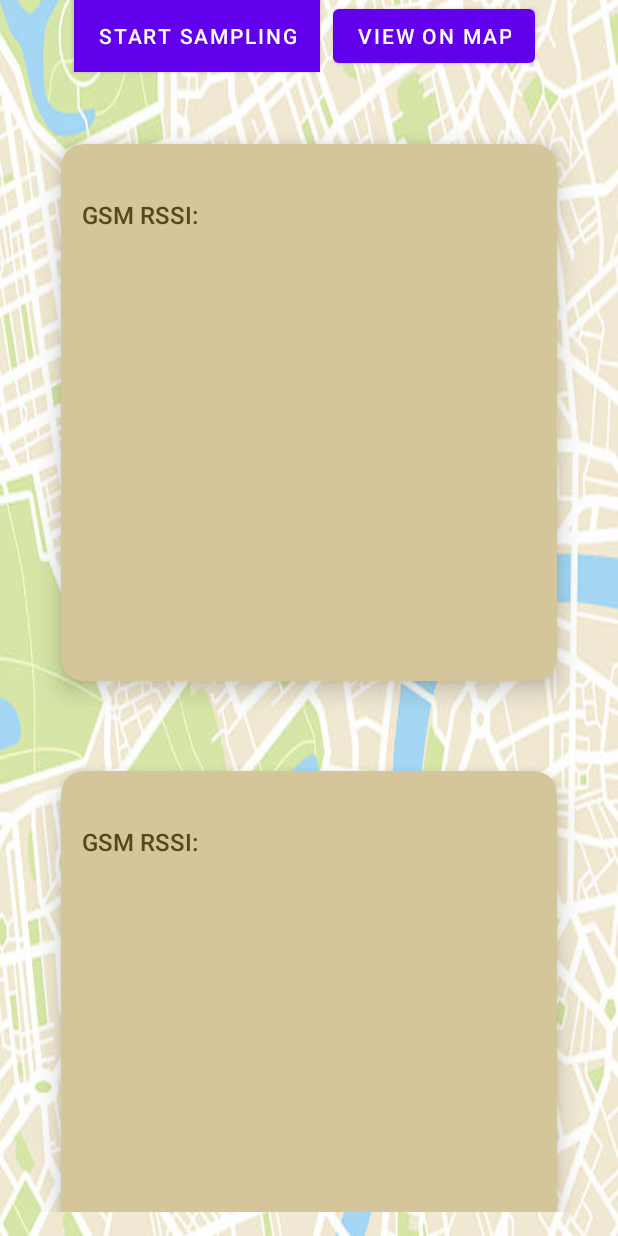
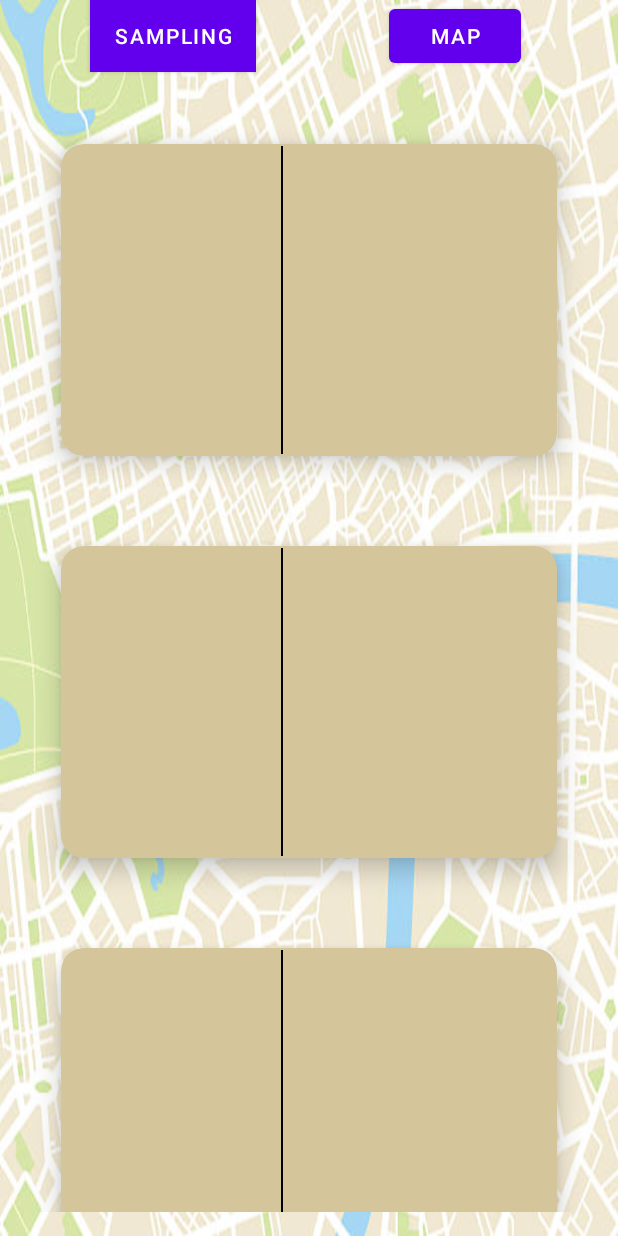
Before and after one commit to rezagh99/Thorium, an Android app: the layout activity_main.xml on its own in the app's theme, with its tools: preview values and no code run, on a phone screen of 412 x 824 dp. Run offline under Robolectric (Android 15) with nearby library versions, the phone set to English and light mode, and no system bars.

Commit message:
Fix errors and edit UI

```diff
--- a/Thorium/app/src/main/java/com/example/thorium/model/repo/Repository.kt
+++ b/Thorium/app/src/main/java/com/example/thorium/model/repository/Repository.kt
@@ -1,4 +1,4 @@
-package com.example.thorium.model.repo
+package com.example.thorium.model.repository
 
 import androidx.lifecycle.LiveData
 import com.example.thorium.model.entity.CellInfo
--- a/Thorium/app/src/main/res/layout/activity_main.xml
+++ b/Thorium/app/src/main/res/layout/activity_main.xml
@@ -16,7 +16,7 @@
         android:id="@+id/start_sample"
         android:layout_width="wrap_content"
         android:layout_height="wrap_content"
-        android:text="Start Sampling"
+        android:text="Sampling"
         android:background="@android:color/white"
         app:layout_constraintTop_toTopOf="@+id/show_map"
         app:layout_constraintEnd_toEndOf="parent"
@@ -30,7 +30,7 @@
         android:layout_width="wrap_content"
         android:layout_height="wrap_content"
         android:onClick="showMap"
-        android:text="View on Map"
+        android:text="Map"
         app:layout_constraintTop_toTopOf ="parent"
         app:layout_constraintEnd_toEndOf="parent"
         app:layout_constraintHorizontal_bias="0.8"
--- a/Thorium/app/src/main/res/layout/recyclerview_item.xml
+++ b/Thorium/app/src/main/res/layout/recyclerview_item.xml
@@ -21,11 +21,16 @@
     <LinearLayout
         android:layout_width="match_parent"
         android:layout_height="wrap_content"
+        android:orientation="horizontal">
+
+        <LinearLayout
+            android:layout_width="match_parent"
+            android:layout_height="wrap_content"
             android:orientation="vertical"
-        android:layout_margin="10dp">
+            android:layout_weight="0.5">
 
             <TextView
-        android:id="@+id/tech"
+                android:id="@+id/type"
                 style="@style/word_title"
                 android:layout_width="match_parent"
                 android:layout_height="wrap_content"
@@ -33,14 +38,77 @@
                 android:textColor="#584718"
                 android:textSize="16sp" />
             <TextView
-        android:id="@+id/gsm_rssi"
+                android:id="@+id/cid"
+                style="@style/word_title"
+                android:layout_width="match_parent"
+                android:textColor="#584718"
+                android:layout_height="wrap_content"
+                android:fontFamily="sans-serif-medium"
+                android:textSize="16sp" />
+
+            <TextView
+                android:id="@+id/plmn"
                 style="@style/word_title"
                 android:layout_width="match_parent"
                 android:layout_height="wrap_content"
                 android:fontFamily="sans-serif-medium"
                 android:textColor="#584718"
-        android:text="@string/gsm_rssi"
                 android:textSize="16sp" />
+
+            <TextView
+                android:id="@+id/lac"
+                style="@style/word_title"
+                android:layout_width="match_parent"
+                android:layout_height="wrap_content"
+                android:fontFamily="sans-serif-medium"
+                android:textColor="#584718"
+                android:textSize="16sp" />
+
+            <TextView
+                android:id="@+id/tac"
+                style="@style/word_title"
+                android:layout_width="match_parent"
+                android:layout_height="wrap_content"
+                android:fontFamily="sans-serif-medium"
+                android:textColor="#584718"
+                android:textSize="16sp" />
+
+            <TextView
+                android:id="@+id/arfcn"
+                style="@style/word_title"
+                android:layout_width="match_parent"
+                android:layout_height="wrap_content"
+                android:fontFamily="sans-serif-medium"
+                android:textColor="#584718"
+                android:textSize="16sp" />
+            <TextView
+                android:id="@+id/mnc"
+                style="@style/word_title"
+                android:layout_width="match_parent"
+                android:layout_height="wrap_content"
+                android:fontFamily="sans-serif-medium"
+                android:textColor="#584718"
+                android:textSize="16sp" />
+            <TextView
+                android:id="@+id/mcc"
+                style="@style/word_title"
+                android:layout_width="match_parent"
+                android:layout_height="wrap_content"
+                android:fontFamily="sans-serif-medium"
+                android:textColor="#584718"
+                android:textSize="16sp" />
+        </LinearLayout>
+        <View
+            android:layout_width="1dp"
+            android:layout_height="match_parent"
+            android:background="@android:color/black"
+            android:layout_margin="1dp"
+            />
+        <LinearLayout
+            android:layout_width="match_parent"
+            android:layout_height="wrap_content"
+            android:orientation="vertical"
+            android:layout_weight="0.40">
 
             <TextView
                 android:id="@+id/strength"
@@ -80,25 +148,7 @@
                 android:textSize="16sp" />
 
             <TextView
-        android:id="@+id/arfcn"
-        style="@style/word_title"
-        android:layout_width="match_parent"
-        android:layout_height="wrap_content"
-        android:fontFamily="sans-serif-medium"
-        android:textColor="#584718"
-        android:textSize="16sp" />
-
-    <TextView
-        android:id="@+id/lac"
-        style="@style/word_title"
-        android:layout_width="match_parent"
-        android:layout_height="wrap_content"
-        android:fontFamily="sans-serif-medium"
-        android:textColor="#584718"
-        android:textSize="16sp" />
-
-    <TextView
-        android:id="@+id/tac"
+                android:id="@+id/gsm_rssi"
                 style="@style/word_title"
                 android:layout_width="match_parent"
                 android:layout_height="wrap_content"
@@ -106,55 +156,24 @@
                 android:textColor="#584718"
                 android:textSize="16sp" />
             <TextView
-        android:id="@+id/cid"
+                android:id="@+id/latency"
                 style="@style/word_title"
                 android:layout_width="match_parent"
+                android:layout_height="wrap_content"
                 android:textColor="#584718"
-        android:layout_height="wrap_content"
                 android:fontFamily="sans-serif-medium"
                 android:textSize="16sp" />
+
             <TextView
-        android:id="@+id/plmn"
+                android:id="@+id/content_latency"
                 style="@style/word_title"
                 android:layout_width="match_parent"
                 android:layout_height="wrap_content"
                 android:fontFamily="sans-serif-medium"
                 android:textColor="#584718"
                 android:textSize="16sp" />
-    <TextView
-        android:id="@+id/mnc"
-        style="@style/word_title"
-        android:layout_width="match_parent"
-        android:layout_height="wrap_content"
-        android:fontFamily="sans-serif-medium"
-        android:textColor="#584718"
-        android:textSize="16sp" />
-    <TextView
-        android:id="@+id/mcc"
-        style="@style/word_title"
-        android:layout_width="match_parent"
-        android:layout_height="wrap_content"
-        android:fontFamily="sans-serif-medium"
-        android:textColor="#584718"
-        android:textSize="16sp" />
-<!--    <TextView-->
-<!--        android:id="@+id/latency"-->
-<!--        style="@style/word_title"-->
-<!--        android:layout_width="match_parent"-->
-<!--        android:layout_height="wrap_content"-->
-<!--        android:textColor="#584718"-->
-<!--        android:fontFamily="sans-serif-medium"-->
-<!--        android:textSize="16sp" />-->
-
-<!--    <TextView-->
-<!--        android:id="@+id/content_latency"-->
-<!--        style="@style/word_title"-->
-<!--        android:layout_width="match_parent"-->
-<!--        android:layout_height="wrap_content"-->
-<!--        android:fontFamily="sans-serif-medium"-->
-<!--        android:textColor="#584718"-->
-<!--        android:textSize="16sp" />-->
-
+        </LinearLayout>
 
     </LinearLayout>
+
 </androidx.cardview.widget.CardView>
```
Also changed, not shown: Thorium/app/src/main/java/com/example/thorium/MainActivity.kt (+9 -66 lines), Thorium/app/src/main/java/com/example/thorium/MapActivity.kt (+49 -48 lines), Thorium/app/src/main/java/com/example/thorium/model/entity/CellInfo.kt (+8 -8 lines), Thorium/app/src/main/java/com/example/thorium/model/source/InfoDatabase.kt (renamed from Thorium/app/src/main/java/com/example/thorium/model/source/InfoDB.kt, +7 -5 lines), Thorium/app/src/main/java/com/example/thorium/ui/Adapter.kt (+36 -38 lines), Thorium/app/src/main/java/com/example/thorium/ui/InfoViewModel.kt (renamed from Thorium/app/src/main/java/com/example/thorium/ui/ViewModel.kt, +4 -4 lines). Lines whose indentation alone changed are shown as unchanged.
